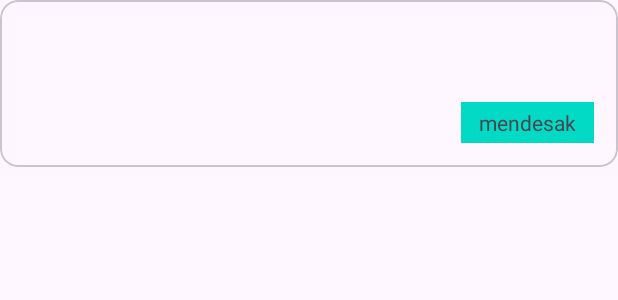
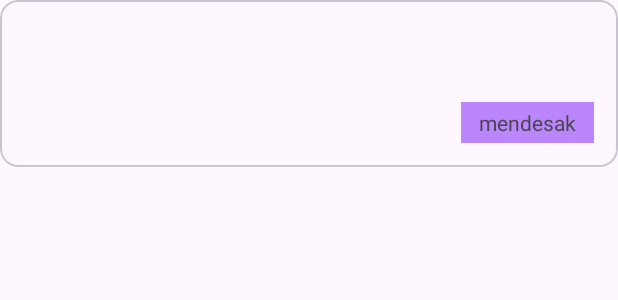
Before and after one commit to ikhsnjhd/TaskManagement, an Android app: the layout task_item.xml on its own in the app's theme, with its tools: preview values and no code run, on a phone screen of 412 x 824 dp. Shown: the top 300 px of the screen. Run offline under Robolectric (Android 15) with nearby library versions, the phone set to English and light mode, and no system bars.

```diff
--- a/app/src/main/res/layout/task_item.xml
+++ b/app/src/main/res/layout/task_item.xml
@@ -45,14 +45,13 @@
                 android:id="@+id/task_item_status"
                 android:layout_width="wrap_content"
                 android:layout_height="wrap_content"
-                android:text="mendesak"
                 android:layout_marginTop="8dp"
+                android:background="@color/purple_200"
                 android:paddingHorizontal="12dp"
                 android:paddingVertical="4dp"
-                android:background="@color/teal_200"
-                app:layout_constraintTop_toBottomOf="@id/task_item_description"
+                android:text="mendesak"
                 app:layout_constraintRight_toRightOf="parent"
-                />
+                app:layout_constraintTop_toBottomOf="@id/task_item_description" />
 
         </androidx.constraintlayout.widget.ConstraintLayout>
 
```
